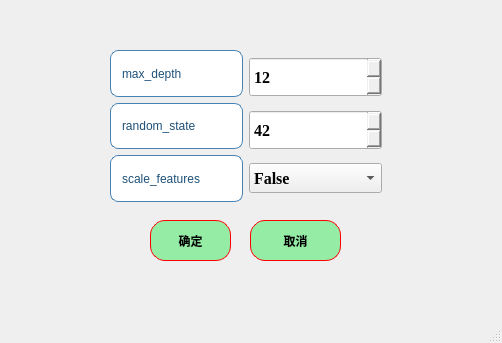
Qt form ui/algorithms1_DT_para.ui (azhongege24/predict_first) before a commit.
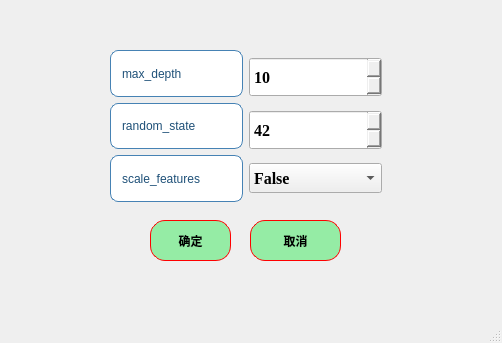
The same form after that commit.

What changed in the file:
```diff
--- a/ui/algorithms1_DT_para.ui
+++ b/ui/algorithms1_DT_para.ui
@@ -225,7 +225,7 @@
 }</string>
          </property>
          <property name="value">
-          <number>12</number>
+          <number>10</number>
          </property>
         </widget>
        </item>
```
